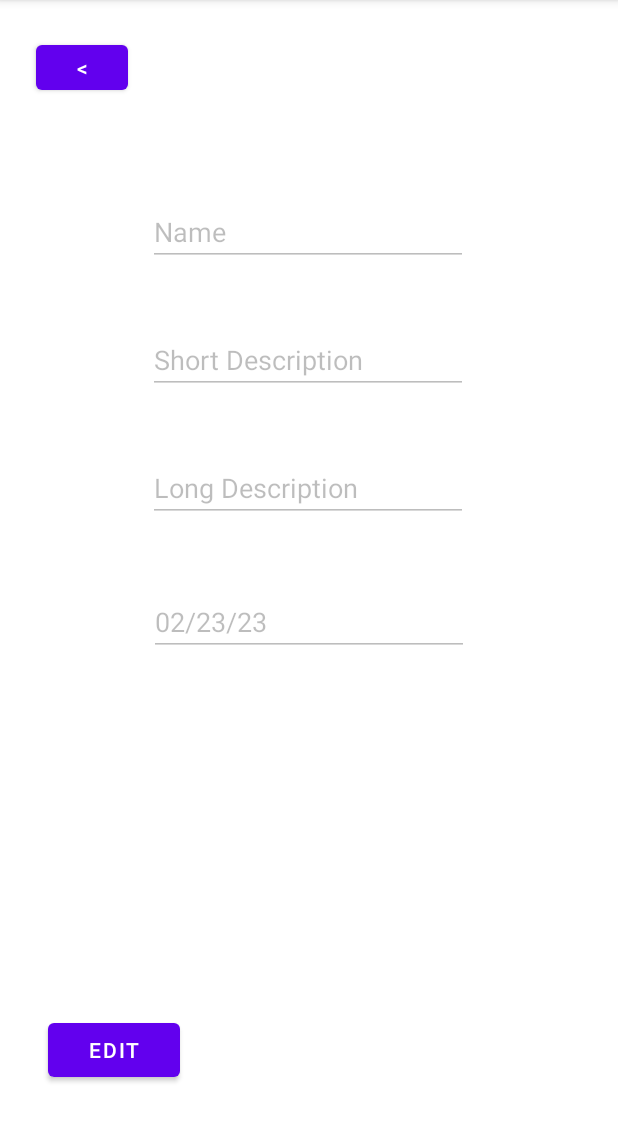
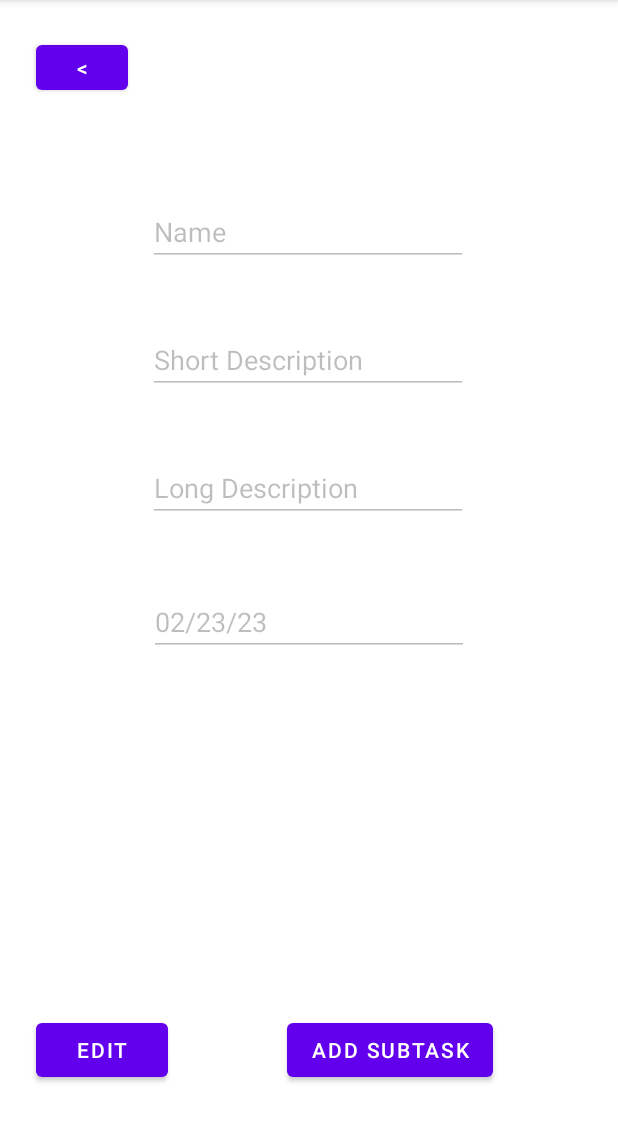
Before and after one commit to TML777/ChatJTDAN, an Android app: the TaskPage screen opened directly, with no data from a screen before it, on a phone screen of 412 x 824 dp, the part 84-1226 px from its top. Run offline under Robolectric (Android 15) with nearby library versions, the phone set to English and light mode, and no system bars.

Commit message:
SubTask
Subtasks added

```diff
--- a/app/src/main/java/com/test/goal_app/TaskDataBaseHelper.java
+++ b/app/src/main/java/com/test/goal_app/TaskDataBaseHelper.java
@@ -135,6 +135,13 @@ public class TaskDataBaseHelper extends SQLiteOpenHelper {
         return getAllFromQueryString(queryString);
     }
 
+    public ArrayList<TaskModel> getAllSubtask(int parentID) {
+        String queryString = "SELECT * FROM " + TASK_TABLE
+                + " WHERE " + COLUMN_IS_COMPLETED + " = 0 AND " + COLUMN_IS_DELETED + " = 0 AND " + COLUMN_PARENT_TASK_ID + " = " + parentID;
+
+        return getAllFromQueryString(queryString);
+    }
+
     public ArrayList<TaskModel> getAllMainOnDate(String selectedDate) {
         String queryString = "SELECT * FROM " + TASK_TABLE
                 + " WHERE " + COLUMN_IS_COMPLETED + " = 0 AND "
--- a/app/src/main/java/com/test/goal_app/TaskPage.java
+++ b/app/src/main/java/com/test/goal_app/TaskPage.java
@@ -2,26 +2,38 @@ package com.test.goal_app;
 
 import androidx.appcompat.app.AppCompatActivity;
 
+import android.annotation.SuppressLint;
 import android.content.Intent;
 import android.os.Bundle;
 import android.view.View;
 import android.widget.Button;
 import android.widget.EditText;
+import android.widget.ListView;
+
+import com.test.goal_app.list_adapter.MainListAdapter;
+
+import kotlinx.coroutines.scheduling.Task;
 
 //// TaskPage displays a specific task
 
 public class TaskPage extends AppCompatActivity {
 
-    Button btn_taskPageBack, btn_editTask, btn_saveEdits;
+    Button btn_taskPageBack, btn_editTask, btn_saveEdits, bt_addSubtask;
     EditText et_name, et_shortDescription, et_longDescription, et_deadLine;
+    ListView lv_subTaskList;
 
     TaskDataBaseHelper db;
+
+    MainListAdapter mainListAdapter;
+
+    String backString;
 
     TaskModel task;
 
     int taskID;
 
 
+    @SuppressLint("MissingInflatedId")
     @Override
     protected void onCreate(Bundle savedInstanceState) {
         super.onCreate(savedInstanceState);
@@ -29,6 +41,7 @@ public class TaskPage extends AppCompatActivity {
 
         Intent intent = getIntent();
         taskID = intent.getIntExtra("taskID", 0);
+        backString = intent.getStringExtra("BackString");
 
 
         btn_taskPageBack = findViewById(R.id.btn_taskPageBack);
@@ -38,11 +51,21 @@ public class TaskPage extends AppCompatActivity {
         et_longDescription = findViewById(R.id.et_longDescription);
         et_deadLine = findViewById(R.id.et_deadLine);
         btn_saveEdits = findViewById(R.id.btn_saveEdits);
+        bt_addSubtask = findViewById(R.id.bt_addSubtask);
+        lv_subTaskList = findViewById(R.id.lv_subTaskList);
+
+
 
         btn_saveEdits.setVisibility(View.GONE);
 
         db = new TaskDataBaseHelper(TaskPage.this);
         task = db.getByID(taskID);
+
+
+        mainListAdapter = new MainListAdapter(this,R.layout.home_list_row,db.getAllSubtask(taskID), "TaskPage");
+        mainListAdapter.parentTask = taskID;
+        lv_subTaskList.setAdapter(mainListAdapter);
+
 
         if(task != null)
         {
@@ -102,22 +125,50 @@ public class TaskPage extends AppCompatActivity {
             }
         });
 
+        bt_addSubtask.setOnClickListener(new View.OnClickListener() {
+            @Override
+            public void onClick(View v) {
+                openAddTask();
+            }
+        });
+
 
 
         // goes back to task list page
         btn_taskPageBack.setOnClickListener(new View.OnClickListener() {
             @Override
             public void onClick(View v) {
-                finish();
+                backAction();
 
             }
         });
     }
 
 
-    // function to go back to task list page
-    public void openTaskList(){
-        Intent intent = new Intent(this, TestDB.class);
+    public void openAddTask(){
+        Intent intent = new Intent(this, AddTask.class);
+        intent.putExtra("parentTask", taskID);
+        intent.putExtra("BackString",backString);
         startActivity(intent);
     }
+
+
+    // function to go back to task list page
+    public void backAction(){
+
+        if(task.getParentTaskID() == -1)
+        {
+            Intent intent = new Intent(this, MainActivity.class);
+            intent.putExtra("fragToOpen", backString);
+            startActivity(intent);
+        }
+        else
+        {
+            Intent intent = new Intent(this, TaskPage.class);
+            intent.putExtra("taskID", task.getParentTaskID());
+            startActivity(intent);
+        }
+
+
+    }
 }
--- a/app/src/main/res/layout/activity_task_page.xml
+++ b/app/src/main/res/layout/activity_task_page.xml
@@ -71,7 +71,7 @@
         android:id="@+id/btn_editTask"
         android:layout_width="wrap_content"
         android:layout_height="wrap_content"
-        android:layout_marginStart="32dp"
+        android:layout_marginStart="24dp"
         android:layout_marginBottom="44dp"
         android:text="Edit"
         app:layout_constraintBottom_toBottomOf="parent"
@@ -81,12 +81,29 @@
         android:id="@+id/btn_saveEdits"
         android:layout_width="wrap_content"
         android:layout_height="wrap_content"
-        android:layout_marginEnd="36dp"
+        android:layout_marginEnd="24dp"
         android:layout_marginBottom="44dp"
         android:text="Save"
         app:layout_constraintBottom_toBottomOf="parent"
-        app:layout_constraintEnd_toEndOf="parent"
-        app:layout_constraintHorizontal_bias="1.0"
+        app:layout_constraintEnd_toEndOf="parent" />
+
+    <Button
+        android:id="@+id/bt_addSubtask"
+        android:layout_width="wrap_content"
+        android:layout_height="wrap_content"
+        android:layout_marginBottom="44dp"
+        android:text="@string/addsubtask"
+        app:layout_constraintBottom_toBottomOf="parent"
+        app:layout_constraintEnd_toStartOf="@+id/btn_saveEdits"
+        app:layout_constraintHorizontal_bias="0.489"
         app:layout_constraintStart_toEndOf="@+id/btn_editTask" />
 
+    <ListView
+        android:id="@+id/lv_subTaskList"
+        android:layout_width="397dp"
+        android:layout_height="152dp"
+        app:layout_constraintBottom_toTopOf="@+id/bt_addSubtask"
+        app:layout_constraintTop_toBottomOf="@+id/et_deadLine"
+        tools:layout_editor_absoluteX="7dp" />
+
 </androidx.constraintlayout.widget.ConstraintLayout>
--- a/app/src/main/res/values/strings.xml
+++ b/app/src/main/res/values/strings.xml
@@ -13,4 +13,5 @@
     <string name="title_calendar">Calendar</string>
     <string name="calendarBackBtn"><![CDATA[<-]]></string>
     <string name="calendarFowardBtn"><![CDATA[->]]></string>
+    <string name="addsubtask">Add Subtask</string>
 </resources>
```
Also changed, not shown: app/src/main/java/com/test/goal_app/AddTask.java (+26 -4 lines), app/src/main/java/com/test/goal_app/list_adapter/MainListAdapter.java (+20 -5 lines), app/src/main/java/com/test/goal_app/ui/home/HomeFragment.java (+2 -0 lines).
